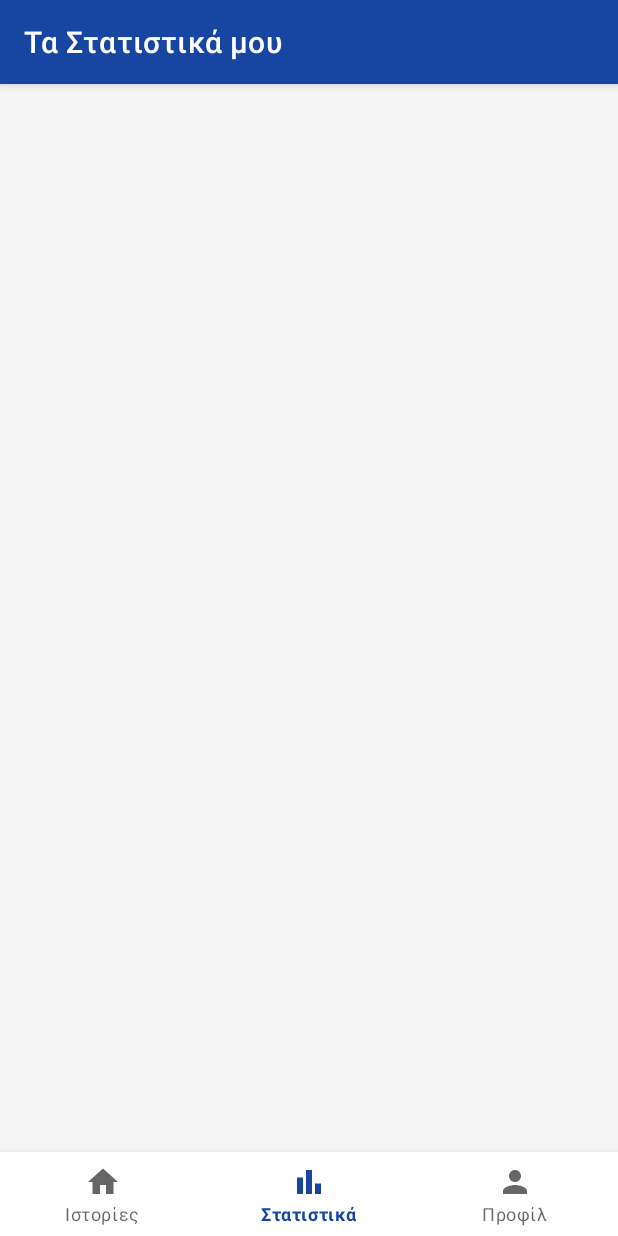
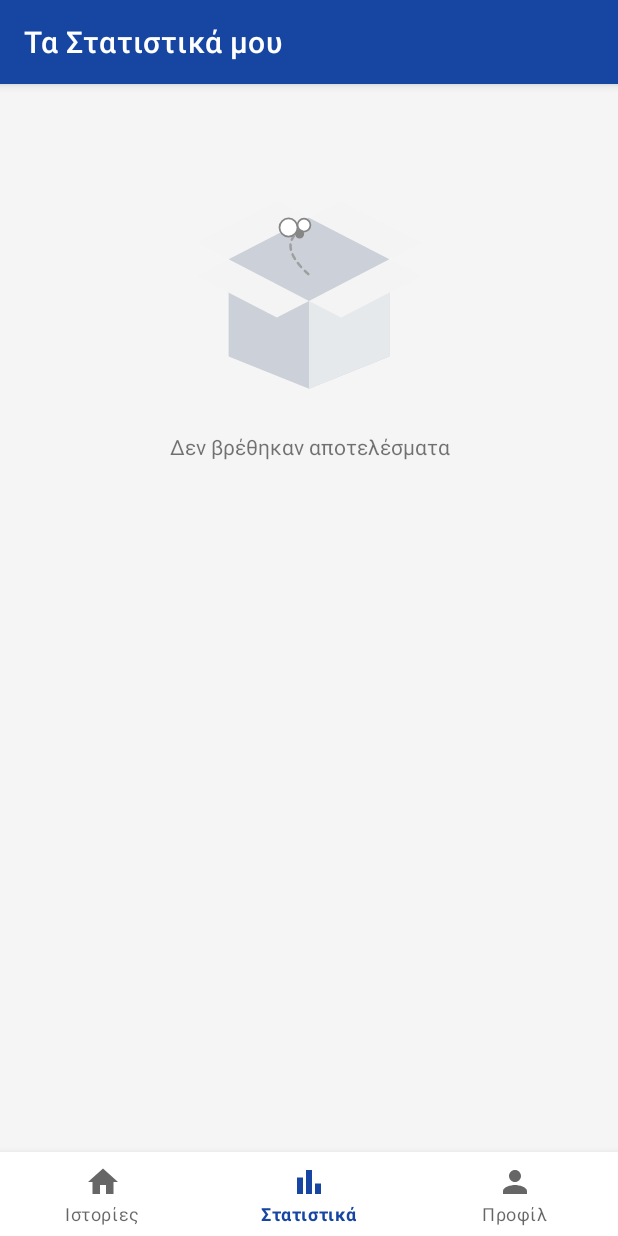
Before and after one commit to skaradimitriou/unipi-audio-stories, an Android app: the StatisticsFragment screen opened through its navigation route, on a phone screen of 412 x 824 dp. Run offline under Robolectric (Android 15) with nearby library versions, the phone set to English and light mode, and no system bars; our stand-ins replace Dagger/Hilt's generated code, Firebase (no records; nobody signed in at launch, a user with empty details on screens opened directly), data binding, navigation-ui.

Commit message:
Implementation : Empty results impl on dashboard & statistics screen

```diff
--- a/app/src/main/java/com/stathis/unipiaudiostories/ui/main/intro/IntroFragment.kt
+++ b/app/src/main/java/com/stathis/unipiaudiostories/ui/main/intro/IntroFragment.kt
@@ -18,6 +18,7 @@ class IntroFragment : BaseFragment<FragmentIntroBinding>(R.layout.fragment_intro
     override fun init() {
         setScreenTitle(getString(R.string.stories_title))
 
+        binding.lifecycleOwner = viewLifecycleOwner
         binding.viewModel = viewModel
         binding.storiesRecycler.setVerticalRecycler(
             topDimen = R.dimen.dimen_s,
@@ -26,13 +27,14 @@ class IntroFragment : BaseFragment<FragmentIntroBinding>(R.layout.fragment_intro
     }
 
     override fun startOps() {
-        viewModel.getStories()
+        viewModel.getStoriesFromDb()
 
         binding.swipeToRefresh.setOnRefreshListener {
-            viewModel.getStories()
+            viewModel.getStoriesFromDb()
         }
 
-        viewModel.stories.observe(viewLifecycleOwner) {
+        viewModel.stories.observe(viewLifecycleOwner) { list ->
+            binding.noResultsLayout.showEmptyResult = list.isEmpty()
             binding.swipeToRefresh.isRefreshing = false
         }
 
@@ -43,10 +45,6 @@ class IntroFragment : BaseFragment<FragmentIntroBinding>(R.layout.fragment_intro
 
     override fun stopOps() {}
 
-    /*
-     *
-     */
-
     private fun goToDetails(story: Story) {
         val action = IntroFragmentDirections.goToDetails(story)
         findNavController().navigate(action)
--- a/app/src/main/java/com/stathis/unipiaudiostories/ui/main/intro/IntroViewModel.kt
+++ b/app/src/main/java/com/stathis/unipiaudiostories/ui/main/intro/IntroViewModel.kt
@@ -27,7 +27,7 @@ class IntroViewModel @Inject constructor(
 
     private lateinit var callback: StoryCallback
 
-    fun getStories() {
+    fun getStoriesFromDb() {
         viewModelScope.launch {
             repo.getAllStories().collect {
                 _stories.postValue(it)
--- a/app/src/main/java/com/stathis/unipiaudiostories/ui/main/statistics/StatisticsFragment.kt
+++ b/app/src/main/java/com/stathis/unipiaudiostories/ui/main/statistics/StatisticsFragment.kt
@@ -29,7 +29,8 @@ class StatisticsFragment : BaseFragment<FragmentStatisticsBinding>(R.layout.frag
         }
 
         viewModel.observe(viewLifecycleOwner)
-        viewModel.statistic.observe(viewLifecycleOwner) {
+        viewModel.statistic.observe(viewLifecycleOwner) { list ->
+            binding.noResultsLayout.showEmptyResult = list.isEmpty()
             binding.swipeToRefresh.isRefreshing = false
         }
     }
--- a/app/src/main/res/layout/fragment_intro.xml
+++ b/app/src/main/res/layout/fragment_intro.xml
@@ -3,6 +3,10 @@
     xmlns:tools="http://schemas.android.com/tools">
 
     <data>
+
+        <import type="android.view.View" />
+
+        <import type="androidx.lifecycle.LiveData" />
 
         <variable
             name="viewModel"
@@ -28,7 +32,11 @@
                 android:adapter="@{viewModel.adapter}"
                 tools:itemCount="5" />
 
+            <include
+                android:id="@+id/noResultsLayout"
+                layout="@layout/no_results_layout"
+                tools:visibility="gone" />
+
         </androidx.constraintlayout.widget.ConstraintLayout>
-
     </androidx.swiperefreshlayout.widget.SwipeRefreshLayout>
 </layout>
--- a/app/src/main/res/layout/fragment_statistics.xml
+++ b/app/src/main/res/layout/fragment_statistics.xml
@@ -28,6 +28,11 @@
                 android:adapter="@{viewModel.adapter}"
                 tools:itemCount="5" />
 
+            <include
+                android:id="@+id/noResultsLayout"
+                layout="@layout/no_results_layout"
+                tools:visibility="gone" />
+
         </androidx.constraintlayout.widget.ConstraintLayout>
 
     </androidx.swiperefreshlayout.widget.SwipeRefreshLayout>
--- /dev/null
+++ b/app/src/main/res/layout/no_results_layout.xml
@@ -0,0 +1,44 @@
+<?xml version="1.0" encoding="utf-8"?>
+<layout xmlns:android="http://schemas.android.com/apk/res/android"
+    xmlns:app="http://schemas.android.com/apk/res-auto"
+    xmlns:tools="http://schemas.android.com/tools">
+
+    <data>
+
+        <import type="android.view.View" />
+
+        <variable
+            name="showEmptyResult"
+            type="Boolean" />
+    </data>
+
+    <androidx.constraintlayout.widget.ConstraintLayout
+        android:layout_width="match_parent"
+        android:layout_height="match_parent"
+        android:layout_margin="@dimen/dimen_l"
+        android:visibility="@{showEmptyResult ? View.VISIBLE : View.GONE}"
+        tools:visibility="visible">
+
+        <com.airbnb.lottie.LottieAnimationView
+            android:id="@+id/emptyResultsLottie"
+            android:layout_width="0dp"
+            android:layout_height="@dimen/dimen_200"
+            app:layout_constraintEnd_toEndOf="parent"
+            app:layout_constraintStart_toStartOf="parent"
+            app:layout_constraintTop_toTopOf="parent"
+            app:lottie_autoPlay="true"
+            app:lottie_loop="true"
+            app:lottie_rawRes="@raw/no_results" />
+
+        <TextView
+            android:id="@+id/pickStoreDescTxtView"
+            android:layout_width="match_parent"
+            android:layout_height="wrap_content"
+            android:gravity="center_horizontal"
+            android:paddingTop="@dimen/dimen_s"
+            android:text="@string/no_results_text"
+            app:layout_constraintTop_toBottomOf="@id/emptyResultsLottie" />
+
+    </androidx.constraintlayout.widget.ConstraintLayout>
+
+</layout>
--- a/app/src/main/res/values/strings.xml
+++ b/app/src/main/res/values/strings.xml
@@ -35,5 +35,6 @@
     <!-- Profile Screen -->
     <string name="logged_in_as">Έχετε συνδεθεί ώς:</string>
     <string name="logout">Αποσύνδεση</string>
+    <string name="no_results_text">Δεν βρέθηκαν αποτελέσματα</string>
 
 </resources>
```
Also changed, not shown: app/src/main/res/raw/no_results.json (added, +1 -0 lines), 2 other files.
